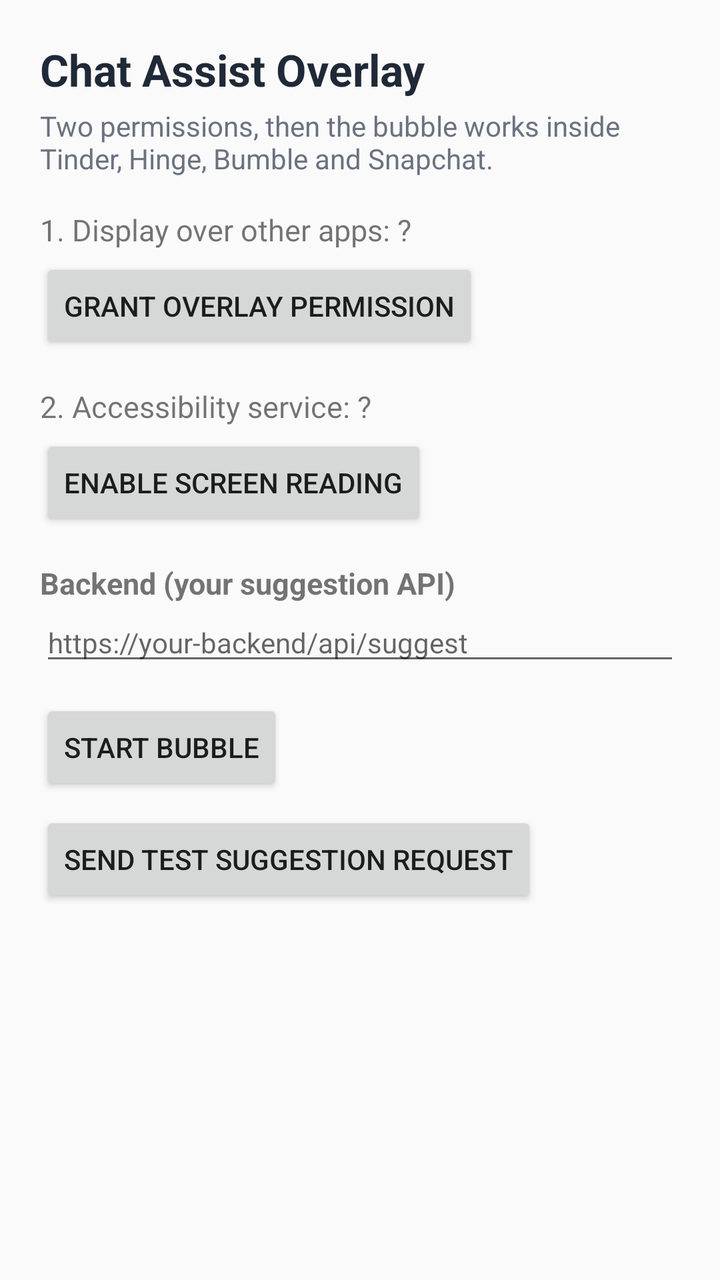
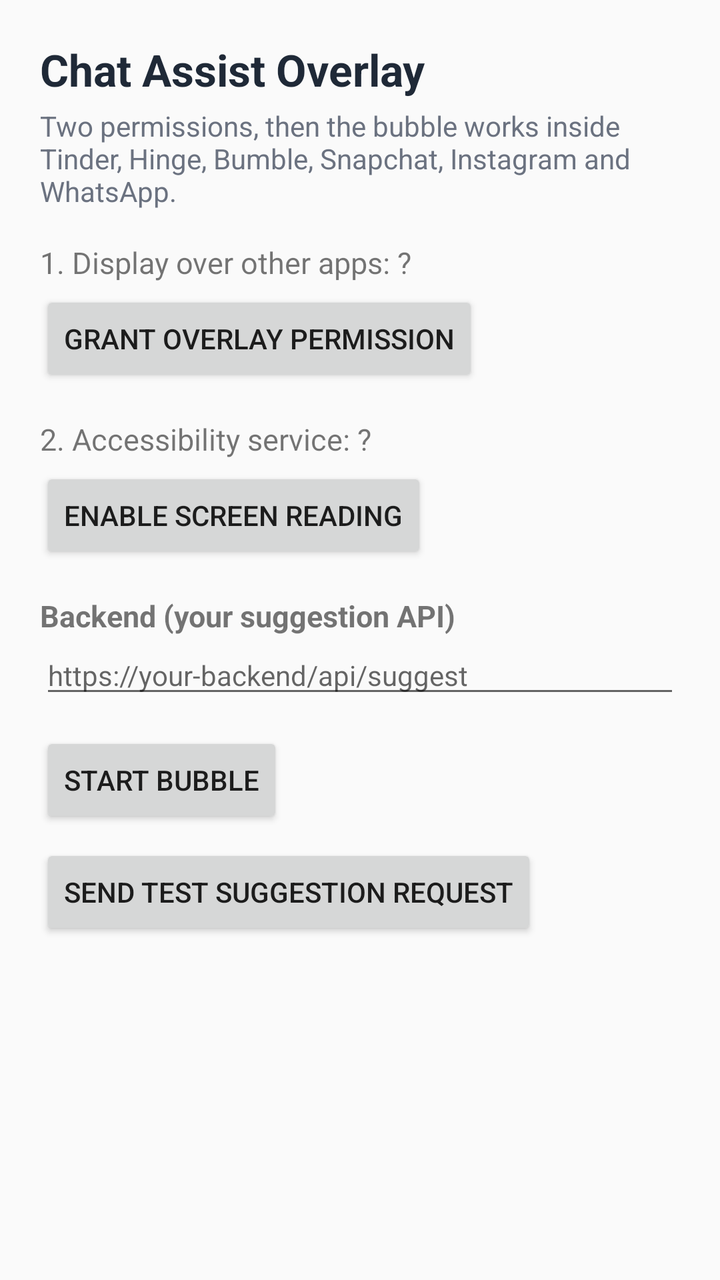

Two renders of the same Android screen: before a commit and after it. Below are the layout's source before the change and the commit's diff.
<!-- AndroidManifest.xml: application theme Theme.ChatAssist -->
<!-- res/layout/activity_main.xml -->
<?xml version="1.0" encoding="utf-8"?>
<ScrollView xmlns:android="http://schemas.android.com/apk/res/android"
    android:layout_width="match_parent"
    android:layout_height="match_parent"
    android:padding="20dp">

    <LinearLayout
        android:layout_width="match_parent"
        android:layout_height="wrap_content"
        android:orientation="vertical">

        <TextView
            android:layout_width="wrap_content"
            android:layout_height="wrap_content"
            android:text="Chat Assist Overlay"
            android:textColor="@color/ink"
            android:textSize="22sp"
            android:textStyle="bold" />

        <TextView
            android:layout_width="wrap_content"
            android:layout_height="wrap_content"
            android:layout_marginTop="4dp"
            android:text="Two permissions, then the bubble works inside Tinder, Hinge, Bumble and Snapchat."
            android:textColor="#6B7280"
            android:textSize="14sp" />

        <TextView
            android:id="@+id/statusOverlay"
            android:layout_width="wrap_content"
            android:layout_height="wrap_content"
            android:layout_marginTop="16dp"
            android:text="1. Display over other apps: ?"
            android:textSize="15sp" />

        <Button
            android:id="@+id/btnOverlay"
            android:layout_width="wrap_content"
            android:layout_height="wrap_content"
            android:layout_marginTop="4dp"
            android:text="Grant overlay permission" />

        <TextView
            android:id="@+id/statusA11y"
            android:layout_width="wrap_content"
            android:layout_height="wrap_content"
            android:layout_marginTop="16dp"
            android:text="2. Accessibility service: ?"
            android:textSize="15sp" />

        <Button
            android:id="@+id/btnA11y"
            android:layout_width="wrap_content"
            android:layout_height="wrap_content"
            android:layout_marginTop="4dp"
            android:text="Enable screen reading" />

        <TextView
            android:layout_width="wrap_content"
            android:layout_height="wrap_content"
            android:layout_marginTop="16dp"
            android:text="Backend (your suggestion API)"
            android:textSize="15sp"
            android:textStyle="bold" />

        <EditText
            android:id="@+id/inputBackendUrl"
            android:layout_width="match_parent"
            android:layout_height="wrap_content"
            android:hint="https://your-backend/api/suggest"
            android:inputType="textUri"
            android:textSize="14sp" />

        <Button
            android:id="@+id/btnStart"
            android:layout_width="wrap_content"
            android:layout_height="wrap_content"
            android:layout_marginTop="12dp"
            android:text="Start bubble" />

        <Button
            android:id="@+id/btnTest"
            android:layout_width="wrap_content"
            android:layout_height="wrap_content"
            android:layout_marginTop="8dp"
            android:text="Send test suggestion request" />

        <TextView
            android:id="@+id/testResult"
            android:layout_width="wrap_content"
            android:layout_height="wrap_content"
            android:layout_marginTop="8dp"
            android:text=""
            android:textSize="14sp" />
    </LinearLayout>
</ScrollView>
<!-- resources referenced by this layout -->
<resources>
  <color name="ink">#1F2937</color>
  <style name="Theme.ChatAssist" parent="Theme.AppCompat.Light.NoActionBar">
          <item name="colorPrimary">@color/brand</item>
          <item name="colorPrimaryDark">@color/brand_dark</item>
          <item name="android:windowBackground">@color/paper</item>
      </style>
  <color name="brand">#DB2777</color>
  <color name="brand_dark">#9D174D</color>
  <color name="paper">#FAFAFA</color>
</resources>

<!-- the commit's change to res/layout/activity_main.xml (unified diff, before → after) -->
@@ -21,7 +21,7 @@
             android:layout_width="wrap_content"
             android:layout_height="wrap_content"
             android:layout_marginTop="4dp"
-            android:text="Two permissions, then the bubble works inside Tinder, Hinge, Bumble and Snapchat."
+            android:text="Two permissions, then the bubble works inside Tinder, Hinge, Bumble, Snapchat, Instagram and WhatsApp."
             android:textColor="#6B7280"
             android:textSize="14sp" />
 
